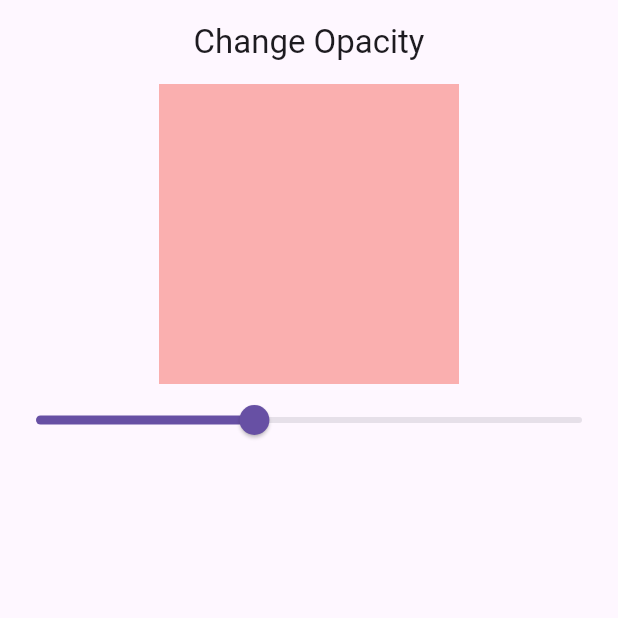
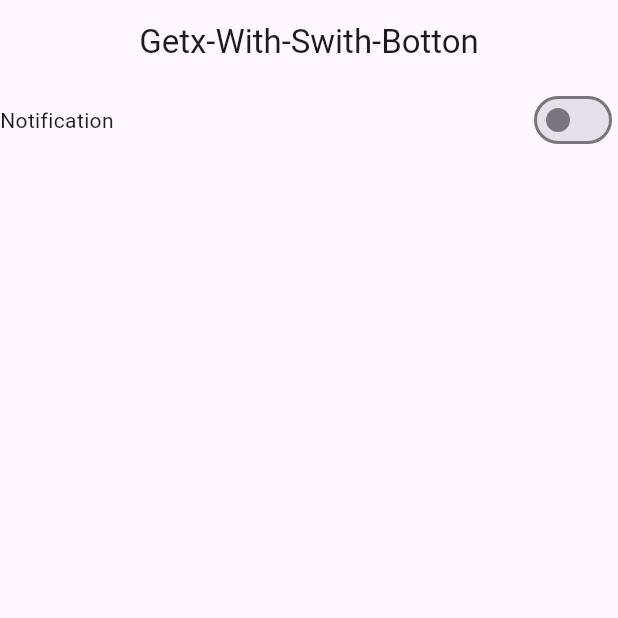
Before and after one commit to Rajan804/GetX-Tutorial-Using-Flutter, a Flutter app: the screen it shows after launch, on a phone screen of 412 x 824 dp, the top half of it. Run offline on Flutter 3.47's test engine with Material 3 defaults, Android fonts, the phone set to English and light mode, and no system bars; our stand-ins replace get.

Commit message:
Switch Btn Control with Getx

```diff
--- /dev/null
+++ b/lib/GetXwithSwitchBtn/SwitchBtnController.dart
@@ -0,0 +1,9 @@
+import 'package:get/get.dart';
+
+class Switchbtncontroller extends GetxController {
+  RxBool notification = false.obs;
+
+  setNotification(bool value) {
+    notification.value = value;
+  }
+}
--- /dev/null
+++ b/lib/GetXwithSwitchBtn/SwithBtnHome.dart
@@ -0,0 +1,48 @@
+import 'package:first_tutorial1/GetXwithSwitchBtn/SwitchBtnController.dart';
+import 'package:flutter/material.dart';
+import 'package:get/get.dart';
+
+class Swithbtnhome extends StatefulWidget {
+  const Swithbtnhome({super.key});
+
+  @override
+  State<Swithbtnhome> createState() => _SwithbtnhomeState();
+}
+
+class _SwithbtnhomeState extends State<Swithbtnhome> {
+  Switchbtncontroller switchbtncontroller = Get.put(Switchbtncontroller());
+
+  //bool notification = false;
+
+  @override
+  void initState() {
+    // TODO: implement initState
+    super.initState();
+  }
+
+  @override
+  Widget build(BuildContext context) {
+    return Scaffold(
+      appBar: AppBar(
+        title: Text("Getx-With-Swith-Botton"),
+        centerTitle: true,
+      ),
+      body: Column(
+        children: [
+          Row(
+            mainAxisAlignment: MainAxisAlignment.spaceBetween,
+            children: [
+              Text("Notification"),
+              Obx(() => Switch(
+                  value: switchbtncontroller.notification.value,
+                  onChanged: (value) {
+                    //notification = value;
+                    switchbtncontroller.setNotification(value);
+                  }))
+            ],
+          )
+        ],
+      ),
+    );
+  }
+}
--- a/lib/main.dart
+++ b/lib/main.dart
@@ -36,6 +36,7 @@
 // }
 
 // State Management
+import 'package:first_tutorial1/GetXwithSwitchBtn/SwithBtnHome.dart';
 import 'package:first_tutorial1/StateManagement/HomeStateMan.dart';
 import 'package:first_tutorial1/StateManagement2/Home_opacity.dart';
 import 'package:flutter/material.dart';
@@ -56,7 +57,8 @@ class MyApp extends StatelessWidget {
         primarySwatch: Colors.blue,
       ),
       // home: Homestateman(),
-      home: HomeOpacity(),
+      //home: HomeOpacity(),
+      home: Swithbtnhome(),
     );
   }
 }
```
